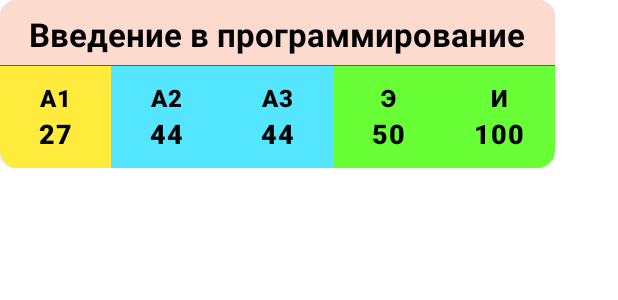
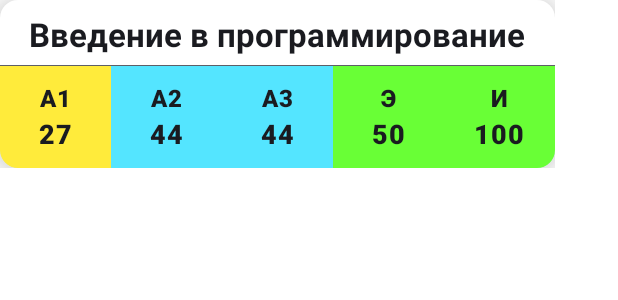
Before and after one commit to AlexEreh/CSFBRS, an Android app built with Jetpack Compose: the @Preview function ExamStatPreview, on a phone screen of 412 x 824 dp. Shown: the top 300 px of the screen. Run offline under Robolectric (Android 15) with nearby library versions, the phone set to English and light mode, and no system bars.

```diff
--- a/app/src/main/java/com/alexereh/csfbrs/MainActivity.kt
+++ b/app/src/main/java/com/alexereh/csfbrs/MainActivity.kt
@@ -3,7 +3,6 @@ package com.alexereh.csfbrs
 import android.os.Bundle
 import androidx.activity.ComponentActivity
 import androidx.activity.compose.setContent
-import androidx.compose.foundation.background
 import androidx.compose.foundation.layout.fillMaxSize
 import androidx.compose.ui.Modifier
 import androidx.core.splashscreen.SplashScreen.Companion.installSplashScreen
@@ -11,7 +10,6 @@ import androidx.core.view.WindowCompat
 import com.alexereh.csfbrs.root.DefaultRootComponent
 import com.alexereh.csfbrs.root.RootContent
 import com.alexereh.ui.theme.CSFBRSTheme
-import com.alexereh.ui.theme.ExtendedTheme
 import com.arkivanov.decompose.defaultComponentContext
 
 class MainActivity : ComponentActivity() {
@@ -35,7 +33,6 @@ class MainActivity : ComponentActivity() {
                     component = root,
                     modifier = Modifier
                         .fillMaxSize()
-                        .background(ExtendedTheme.colors.backgroundColor)
                 )
             }
         }
--- a/common/ui/build.gradle.kts
+++ b/common/ui/build.gradle.kts
@@ -55,6 +55,7 @@ dependencies {
     api("androidx.compose.material:material-icons-extended")
     api(libs.androidx.lifecycle.runtime.compose)
     api(libs.androidx.activity.compose)
+    api(libs.androidx.ui.util)
     debugApi(libs.androidx.ui.tooling)
     debugApi(libs.androidx.ui.tooling.preview)
 
--- a/feature/stats/src/main/java/com/alexereh/stats/Score.kt
+++ b/feature/stats/src/main/java/com/alexereh/stats/Score.kt
@@ -1,9 +1,12 @@
 package com.alexereh.stats
 
+import androidx.compose.runtime.Immutable
+
+@Immutable
 data class Score(
-    val first: Int? = null,
-    val second: Int? = null,
-    val third: Int? = null,
-    val exam: Int? = null,
-    val overall: Int? = null,
+    val first: Int?,
+    val second: Int?,
+    val third: Int?,
+    val exam: Int?,
+    val overall: Int?,
 )
--- a/feature/stats/src/main/java/com/alexereh/stats/ui/StatsTopAppBar.kt
+++ b/feature/stats/src/main/java/com/alexereh/stats/ui/StatsTopAppBar.kt
@@ -31,7 +31,7 @@ fun StatsTopAppBar(
         },
         colors = TopAppBarDefaults.centerAlignedTopAppBarColors(),
         actions = {
-            IconButton(onClick = { onProfileAction() }) {
+            IconButton(onClick = onProfileAction) {
                 Icon(
                     imageVector = Icons.Filled.Person,
                     contentDescription = "Профиль"
--- a/feature/stats/src/main/java/com/alexereh/stats/ui/stat/DisciplineStat.kt
+++ b/feature/stats/src/main/java/com/alexereh/stats/ui/stat/DisciplineStat.kt
@@ -69,9 +69,16 @@ fun DisciplineStat(
     ElevatedCard(
         modifier = modifier.width(IntrinsicSize.Max),
         colors = CardDefaults.elevatedCardColors(
-            containerColor = ExtendedTheme.colors.examBackground
+            containerColor = ExtendedTheme.colors.rowCardBackground
         ),
-        elevation = CardDefaults.elevatedCardElevation(),
+        elevation = CardDefaults.elevatedCardElevation(
+            defaultElevation = 16.dp,
+            pressedElevation = 16.dp,
+            focusedElevation = 16.dp,
+            hoveredElevation = 16.dp,
+            draggedElevation = 16.dp,
+            disabledElevation = 16.dp,
+        ),
         shape = CardDefaults.elevatedShape
     ) {
         Text(
@@ -79,7 +86,7 @@ fun DisciplineStat(
             modifier = Modifier
                 .padding(TEXT_PADDING)
                 .fillMaxWidth()
-                .background(ExtendedTheme.colors.examBackground),
+                .background(ExtendedTheme.colors.rowCardBackground),
             style = MaterialTheme.typography.titleLarge,
             fontWeight = FontWeight.Bold,
             textAlign = TextAlign.Center
--- a/gradle/libs.versions.toml
+++ b/gradle/libs.versions.toml
@@ -16,7 +16,7 @@ koin-android = "3.4.3"
 koin-androidx-compose = "3.4.6"
 lifecycle-runtime-ktx = "2.6.1"
 com-android-library = "8.2.0-alpha16"
-org-jetbrains-kotlin-android = "1.9.0"
+org-jetbrains-kotlin-android = "1.9.10"
 material3 = "1.1.1"
 compose-bom = "2023.08.00"
 com-android-application = "8.2.0-alpha16"
@@ -53,6 +53,7 @@ material3-window-size = { module = "androidx.compose.material3:material3-window-
 coil-kt = { group = "io.coil-kt", name = "coil", version.ref = "coil" }
 compose-bom = { group = "androidx.compose", name = "compose-bom", version.ref = "compose-bom" }
 room-compiler = { module = "androidx.room:room-compiler", version.ref = "androidx-room" }
+androidx-ui-util = { group = "androidx.compose.ui", name = "ui-util" }
 androidx-ui-tooling = { group = "androidx.compose.ui", name = "ui-tooling", version.ref = "ui-tooling" }
 androidx-ui-tooling-preview = { group = "androidx.compose.ui", name = "ui-tooling-preview", version.ref = "ui-tooling" }
 reaktive-reaktive = { group = "com.badoo.reaktive", name = "reaktive", version.ref = "reaktive" }
```
Also changed, not shown: common/ui/src/main/java/com/alexereh/ui/theme/Color.kt (+5 -11 lines), common/ui/src/main/java/com/alexereh/ui/theme/Theme.kt (+4 -8 lines), common/ui/src/main/java/com/alexereh/ui/util/DefaultPreviews.kt (added, +30 -0 lines), feature/stats/src/main/java/com/alexereh/stats/model/StatisticRowUi.kt (added, +9 -0 lines), feature/stats/src/main/java/com/alexereh/stats/ui/StatsContent.kt (+11 -3 lines), feature/stats/src/main/java/com/alexereh/stats/ui/StatsContentPreviews.kt (deleted, +0 -45 lines).
